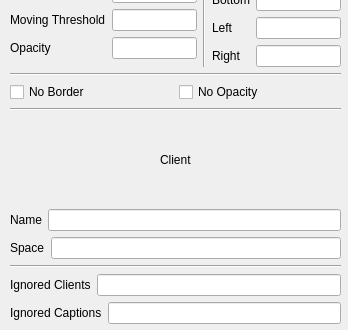
The window that contents/ui/config.ui (lingtjien/Grid-Tiling-Kwin) describes before a commit, drawn with Qt 5; both pictures show x 0 to 348 and y 242 to 572 of the 348 by 572 pixel window.
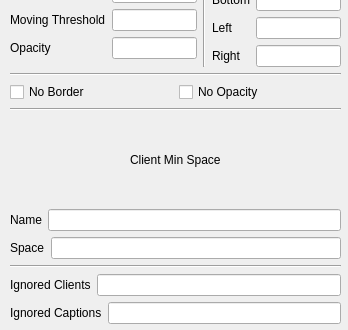
The same window after the commit.

What changed in the file:
```diff
--- a/contents/ui/config.ui
+++ b/contents/ui/config.ui
@@ -364,7 +364,7 @@
            </size>
           </property>
           <property name="text">
-           <string>Client</string>
+           <string>Client Min Space</string>
           </property>
          </widget>
         </item>
```
